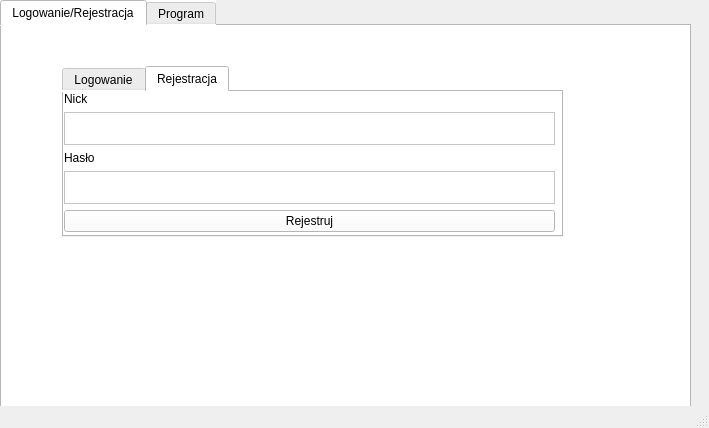
Above: mainwindow.ui from Wasgo097/System_programming_Project before the change. Below: the same form after it.
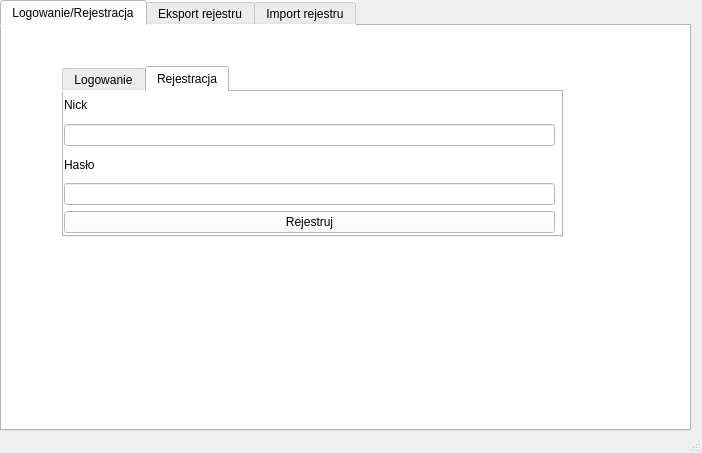
That is the form after the change. The open tabs and pages were chosen to show the change.

Diff of the .ui file:
```diff
--- a/mainwindow.ui
+++ b/mainwindow.ui
@@ -6,8 +6,8 @@
    <rect>
     <x>0</x>
     <y>0</y>
-    <width>709</width>
-    <height>428</height>
+    <width>702</width>
+    <height>453</height>
    </rect>
   </property>
   <property name="windowTitle">
@@ -23,7 +23,7 @@
       <x>0</x>
       <y>0</y>
       <width>691</width>
-      <height>411</height>
+      <height>431</height>
      </rect>
     </property>
     <layout class="QGridLayout" name="gridLayout">
@@ -127,7 +127,7 @@
                </widget>
               </item>
               <item>
-               <widget class="QTextEdit" name="textEdit_3"/>
+               <widget class="QLineEdit" name="reg_nick"/>
               </item>
               <item>
                <widget class="QLabel" name="label_4">
@@ -137,7 +137,11 @@
                </widget>
               </item>
               <item>
-               <widget class="QTextEdit" name="textEdit_4"/>
+               <widget class="QLineEdit" name="reg_pass">
+                <property name="echoMode">
+                 <enum>QLineEdit::Password</enum>
+                </property>
+               </widget>
               </item>
               <item>
                <widget class="QPushButton" name="btn_registration">
@@ -155,7 +159,7 @@
        </widget>
        <widget class="QWidget" name="tab_2">
         <attribute name="title">
-         <string>Program</string>
+         <string>Eksport rejestru</string>
         </attribute>
         <widget class="QTextBrowser" name="output">
          <property name="geometry">
@@ -237,6 +241,11 @@
          </widget>
         </widget>
        </widget>
+       <widget class="QWidget" name="tab_5">
+        <attribute name="title">
+         <string>Import rejestru</string>
+        </attribute>
+       </widget>
       </widget>
      </item>
     </layout>
```
Left out of the diff: 23 changed lines with no effect on the pictures.
